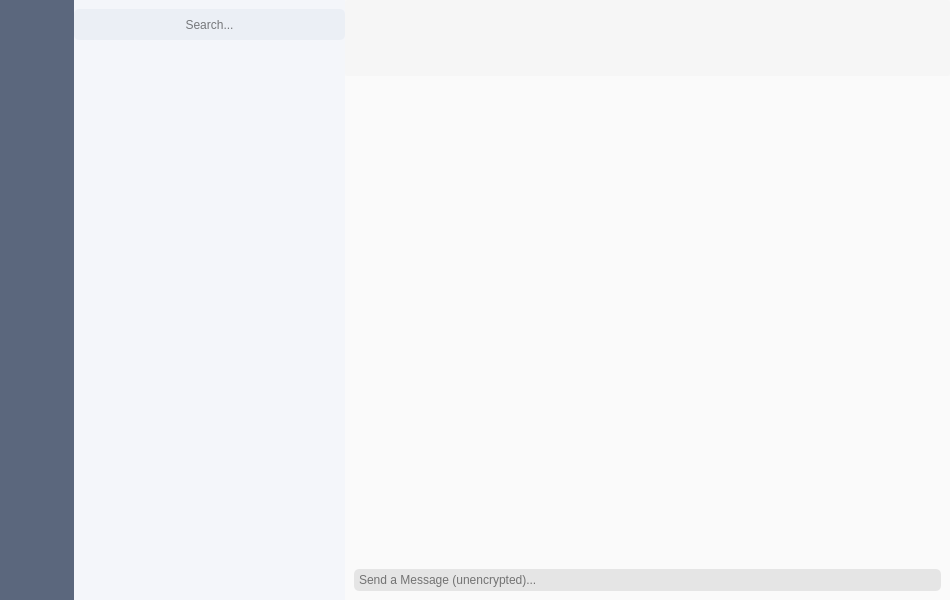
Qt form qml/ui/chat.ui (Nordgedanken/Morpheusv2) before a commit.
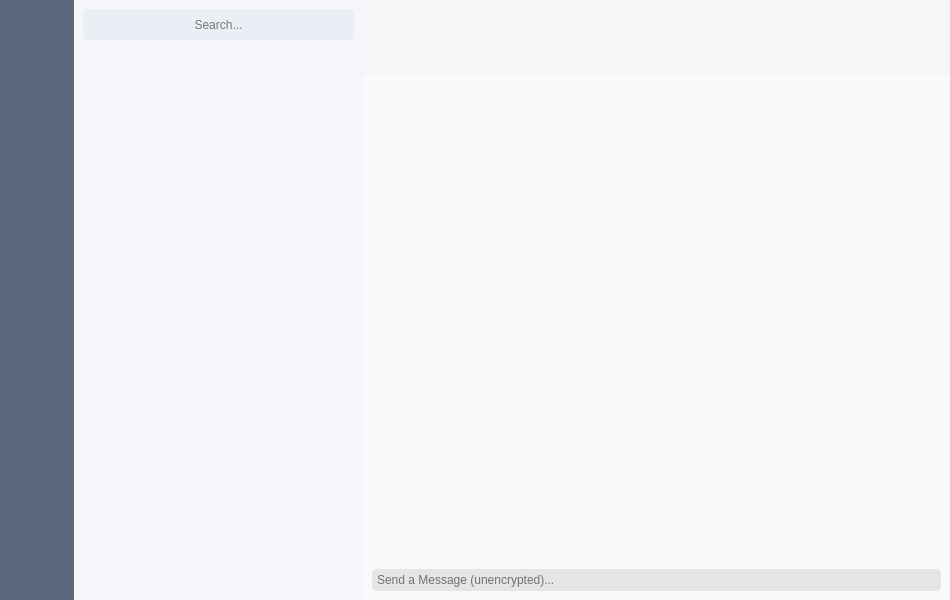
The same form after that commit. Icons and pictures are not drawn.

Commit message: Try to use the inner widget of qcreator in the roomList and fix the search field

The edit to the form file:
```diff
--- a/qml/ui/chat.ui
+++ b/qml/ui/chat.ui
@@ -516,13 +516,13 @@
         </property>
         <layout class="QGridLayout" name="gridLayout_2">
          <property name="leftMargin">
-          <number>0</number>
+          <number>9</number>
          </property>
          <property name="topMargin">
           <number>9</number>
          </property>
          <property name="rightMargin">
-          <number>0</number>
+          <number>9</number>
          </property>
          <property name="bottomMargin">
           <number>9</number>
@@ -600,7 +600,7 @@
           <rect>
            <x>0</x>
            <y>0</y>
-           <width>271</width>
+           <width>289</width>
            <height>551</height>
           </rect>
          </property>
@@ -904,7 +904,7 @@
             <rect>
              <x>0</x>
              <y>0</y>
-             <width>601</width>
+             <width>593</width>
              <height>469</height>
             </rect>
            </property>
```
Left out of the diff: 14 changed lines with no effect on the pictures. The commit also changes 2 other files.
